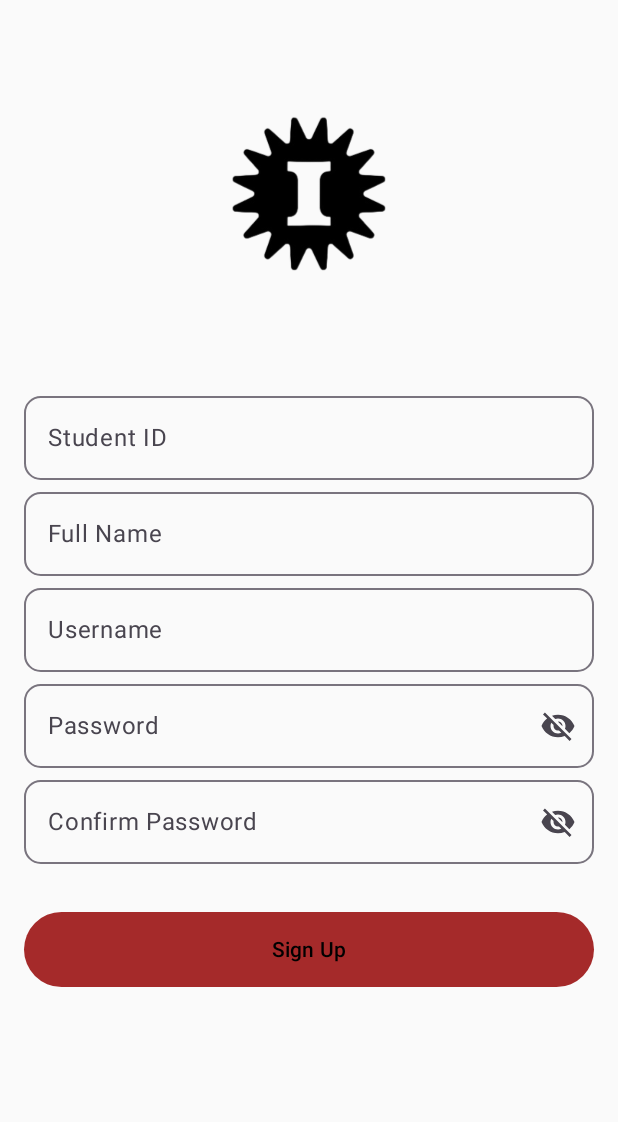
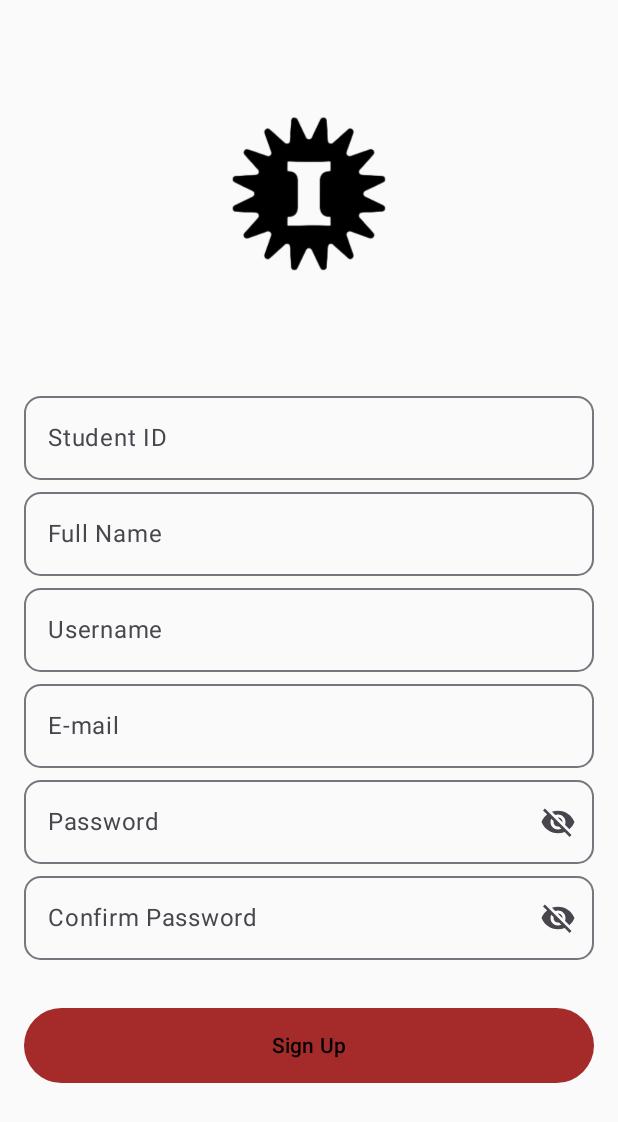
Before and after one commit to Kcrazy75/ProjetoMobile-IADESocial, an Android app built with Jetpack Compose: the SignUpActivity screen opened directly, with no data from a screen before it, after a tap on "Sign Up", on a phone screen of 412 x 824 dp. Shown: the top 1122 px of the screen. Run offline under Robolectric (Android 15) with nearby library versions, the phone set to English and light mode, and no system bars.

Commit message:
Login and Sign-up now work connected to the Server

```diff
--- a/app/src/main/java/com/example/iadesocial/MainActivity.kt
+++ b/app/src/main/java/com/example/iadesocial/MainActivity.kt
@@ -9,7 +9,7 @@ import androidx.compose.runtime.Composable
 import androidx.compose.ui.tooling.preview.Preview
 import com.example.iadesocial.activity.LoginActivity
 import com.example.iadesocial.activity.SignUpActivity
-import com.example.iadesocial.data.models.views.WelcomeView
+import com.example.iadesocial.ui.views.WelcomeView
 
 class MainActivity : ComponentActivity() {
     override fun onCreate(savedInstanceState: Bundle?) {
--- a/app/src/main/java/com/example/iadesocial/activity/LoginActivity.kt
+++ b/app/src/main/java/com/example/iadesocial/activity/LoginActivity.kt
@@ -13,7 +13,7 @@ import androidx.compose.ui.tooling.preview.Preview
 import com.example.iadesocial.MainFeed
 import com.example.iadesocial.api.RetrofitInstance
 import com.example.iadesocial.data.models.entities.User
-import com.example.iadesocial.data.models.views.LoginView
+import com.example.iadesocial.ui.views.LoginView
 import retrofit2.Call
 import retrofit2.Callback
 import retrofit2.Response
@@ -45,7 +45,6 @@ class LoginActivity : ComponentActivity() {
                     Toast.makeText(this@LoginActivity, "Login Failed", Toast.LENGTH_SHORT).show()
                 }
             }
-
             override fun onFailure(call: Call<User>, t: Throwable) {
                 Log.d("LoginActivity", "Network error: ${t.message}")
                 Toast.makeText(this@LoginActivity, "Network Error: ${t.message}", Toast.LENGTH_LONG).show()
--- a/app/src/main/java/com/example/iadesocial/api/ApiService.kt
+++ b/app/src/main/java/com/example/iadesocial/api/ApiService.kt
@@ -10,6 +10,7 @@ import retrofit2.Call
 import retrofit2.http.*
 
 interface ApiService {
+    //Login and Sign-up
     @POST("users/login")
     fun loginUser(@Query("username") username: String, @Query("password") password: String): Call<User>
 
--- a/app/src/main/java/com/example/iadesocial/data/models/UserViewModel.kt
+++ /dev/null
@@ -1,28 +0,0 @@
-package com.example.iadesocial.data.models
-
-import androidx.lifecycle.ViewModel
-import androidx.lifecycle.viewModelScope
-import com.example.iadesocial.api.RetrofitInstance
-import com.example.iadesocial.data.models.entities.User
-import kotlinx.coroutines.Dispatchers
-import kotlinx.coroutines.launch
-import kotlinx.coroutines.withContext
-import retrofit2.Response
-
-class UserViewModel : ViewModel() {
-    fun loginUser(username: String, password: String, onResult: (Response<User>?) -> Unit) {
-        viewModelScope.launch {
-            val response = withContext(Dispatchers.IO) {
-                RetrofitInstance.apiService.loginUser(username, password).execute() }
-            onResult(response)
-        }
-    }
-
-    fun signUpUser(user: User, onResult: (Response<User>?) -> Unit) {
-        viewModelScope.launch {
-            val response = withContext(Dispatchers.IO) {
-                RetrofitInstance.apiService.signUpUser(user).execute() }
-            onResult(response)
-        }
-    }
-}
--- a/app/src/main/java/com/example/iadesocial/data/models/entities/Comment.kt
+++ b/app/src/main/java/com/example/iadesocial/data/models/entities/Comment.kt
@@ -1,7 +1,7 @@
 package com.example.iadesocial.data.models.entities
 
 data class Comment(
-    val commentID: Int,
+    val commentID: Int? = null,
     val post: Post,
     val profile: Profile,
     val content: String,
--- a/app/src/main/java/com/example/iadesocial/data/models/entities/Follower.kt
+++ b/app/src/main/java/com/example/iadesocial/data/models/entities/Follower.kt
@@ -1,7 +1,7 @@
 package com.example.iadesocial.data.models.entities
 
 data class Follower(
-    val followerID: Int,
+    val followerID: Int? = null,
     val profile: Profile,
     val followerProfile: Profile
 )
--- a/app/src/main/java/com/example/iadesocial/data/models/entities/Like.kt
+++ b/app/src/main/java/com/example/iadesocial/data/models/entities/Like.kt
@@ -1,7 +1,7 @@
 package com.example.iadesocial.data.models.entities
 
 data class Like(
-    val likeID: Int,
+    val likeID: Int? = null,
     val profile: Profile,
     val post: Post?,
     val comment: Comment?
--- a/app/src/main/java/com/example/iadesocial/data/models/entities/Post.kt
+++ b/app/src/main/java/com/example/iadesocial/data/models/entities/Post.kt
@@ -1,7 +1,7 @@
 package com.example.iadesocial.data.models.entities
 
 data class Post(
-    val postID: Int,
+    val postID: Int? = null,
     val profile: Profile,
     val picture: String,
     val content: String,
--- a/app/src/main/java/com/example/iadesocial/data/models/entities/Profile.kt
+++ b/app/src/main/java/com/example/iadesocial/data/models/entities/Profile.kt
@@ -1,7 +1,7 @@
 package com.example.iadesocial.data.models.entities
 
 data class Profile(
-    val profileID: Int,
+    val profileID: Int? = null,
     val name: String,
     val bio: String,
     val profilePicture: String,
--- a/app/src/main/java/com/example/iadesocial/data/models/entities/User.kt
+++ b/app/src/main/java/com/example/iadesocial/data/models/entities/User.kt
@@ -1,7 +1,7 @@
 package com.example.iadesocial.data.models.entities
 
 data class User(
-    val userID: Int,
+    val userID: Int? = null,
     val username: String,
     val email: String,
     val password: String,
--- a/app/src/main/java/com/example/iadesocial/data/models/views/SignUpView.kt
+++ b/app/src/main/java/com/example/iadesocial/ui/views/LoginView.kt
@@ -1,5 +1,6 @@
-package com.example.iadesocial.data.models.views
+package com.example.iadesocial.ui.views
 
+import android.widget.Toast
 import androidx.compose.foundation.Image
 import androidx.compose.foundation.layout.Arrangement
 import androidx.compose.foundation.layout.Column
@@ -20,6 +21,7 @@ import androidx.compose.material3.Icon
 import androidx.compose.material3.IconButton
 import androidx.compose.material3.OutlinedTextField
 import androidx.compose.material3.Text
+import androidx.compose.material3.TextButton
 import androidx.compose.runtime.Composable
 import androidx.compose.runtime.getValue
 import androidx.compose.runtime.mutableStateOf
@@ -28,41 +30,30 @@ import androidx.compose.runtime.setValue
 import androidx.compose.ui.Alignment
 import androidx.compose.ui.Modifier
 import androidx.compose.ui.graphics.Color
+import androidx.compose.ui.platform.LocalContext
 import androidx.compose.ui.res.painterResource
+import androidx.compose.ui.text.SpanStyle
+import androidx.compose.ui.text.buildAnnotatedString
 import androidx.compose.ui.text.input.KeyboardType
 import androidx.compose.ui.text.input.PasswordVisualTransformation
 import androidx.compose.ui.text.input.VisualTransformation
+import androidx.compose.ui.text.withStyle
 import androidx.compose.ui.tooling.preview.Preview
 import androidx.compose.ui.unit.dp
-import androidx.compose.runtime.livedata.observeAsState
-import androidx.compose.runtime.mutableIntStateOf
 import com.example.iadesocial.R
-import com.example.iadesocial.data.models.UserViewModel
-import com.example.iadesocial.data.models.entities.Profile
-import com.example.iadesocial.data.models.entities.User
 
 @Preview(showBackground = true)
 @Composable
-fun SignUpScreenPreview(){
-    SignUpView(onSignUpClick = {})
+fun LoginScreenPreview(){
+    LoginView(onLoginClick = {_,_ -> })
 }
 
 @Composable
-fun SignUpView(onSignUpClick: (User) -> Unit) {
+fun LoginView(onLoginClick: (String, String) -> Unit) {
     var username by remember { mutableStateOf("") }
     var password by remember { mutableStateOf("") }
-    var name by remember { mutableStateOf("") }
-    var studentID by remember { mutableIntStateOf(0) }
-    val studentid = ""
-
-    val email by remember { mutableStateOf("") }
-    val bio by remember { mutableStateOf("") }
-    val profilePicture by remember { mutableStateOf("") }
-
     var showPassword by remember { mutableStateOf(value = false) }
-
-    var passwordC by remember { mutableStateOf("") }
-    var showPasswordC by remember { mutableStateOf(value = false) }
+    val context = LocalContext.current
 
     Column(
         modifier = Modifier
@@ -71,36 +62,15 @@ fun SignUpView(onSignUpClick: (User) -> Unit) {
         horizontalAlignment = Alignment.CenterHorizontally,
         verticalArrangement = Arrangement.Top
     ) {
+        Spacer(modifier = Modifier.height(70.dp))
         Image(
             painter = painterResource(R.drawable.ic_applogo),
             contentDescription = null,
             modifier = Modifier.size(240.dp)
         )
+
         //Spacer(modifier = Modifier.height(32.dp))
 
-        OutlinedTextField(
-            modifier = Modifier
-                .fillMaxWidth(),
-            value = studentid,
-            onValueChange = { studentID = it.toInt() },
-            singleLine = true,
-            label = { Text(text = "Student ID") },
-            placeholder = { Text(text = "Type Student ID Here") },
-            shape = RoundedCornerShape(percent = 20),
-            keyboardOptions = KeyboardOptions(keyboardType = KeyboardType.Text)
-        )
-
-        OutlinedTextField(
-            modifier = Modifier
-                .fillMaxWidth(),
-            value = name,
-            onValueChange = { newText -> name = newText },
-            singleLine = true,
-            label = { Text(text = "Full Name") },
-            placeholder = { Text(text = "Type Name here") },
-            shape = RoundedCornerShape(percent = 20),
-            keyboardOptions = KeyboardOptions(keyboardType = KeyboardType.Text)
-        )
         OutlinedTextField(
             modifier = Modifier
                 .fillMaxWidth(),
@@ -108,10 +78,13 @@ fun SignUpView(onSignUpClick: (User) -> Unit) {
             onValueChange = { newText -> username = newText },
             singleLine = true,
             label = { Text(text = "Username") },
-            placeholder = { Text(text = "Type Username here") },
+            placeholder = { Text(text = "Type username here") },
             shape = RoundedCornerShape(percent = 20),
             keyboardOptions = KeyboardOptions(keyboardType = KeyboardType.Text)
         )
+
+        //Spacer(modifier = Modifier.height(16.dp))
+
         OutlinedTextField(
             modifier = Modifier
                 .fillMaxWidth(),
@@ -144,75 +117,39 @@ fun SignUpView(onSignUpClick: (User) -> Unit) {
                 }
             }
         )
-        OutlinedTextField(
-            modifier = Modifier
-                .fillMaxWidth(),
-            value = passwordC,
-            onValueChange = { newText -> passwordC = newText },
-            singleLine = true,
-            label = { Text(text = "Confirm Password") },
-            placeholder = { Text(text = "Type password here") },
-            shape = RoundedCornerShape(percent = 20),
-            visualTransformation = if (showPasswordC) {
-                VisualTransformation.None
-            } else { PasswordVisualTransformation() },
-            keyboardOptions = KeyboardOptions(keyboardType = KeyboardType.Password),
-            trailingIcon = {
-                if (showPasswordC) {
-                    IconButton(onClick = { showPasswordC = false }) {
-                        Icon(
-                            imageVector = Icons.Filled.Visibility,
-                            contentDescription = "show_password"
-                        )
-                    }
-                } else {
-                    IconButton(
-                        onClick = { showPasswordC = true }) {
-                        Icon(
-                            imageVector = Icons.Filled.VisibilityOff,
-                            contentDescription = "hide_password"
-                        )
-                    }
-                }
-            }
-        )
 
         Spacer(modifier = Modifier.height(32.dp))
 
         Button(
             onClick = {
-                val user = User(
-                    userID = 0,
-                    username = username,
-                    email = email,
-                    password = password,
-                    name = name,
-                    studentID = studentID,
-                    profile = Profile(
-                        profileID = 0,
-                        name = name,
-                        bio = bio,
-                        profilePicture = profilePicture,
-                        posts = emptyList(),
-                        comments = emptyList(),
-                        followers = emptyList(),
-                        following = emptyList(),
-                    )
-                )
-                onSignUpClick(user)
-            },
+                if (username.isNotEmpty() && password.isNotEmpty()) {
+                    onLoginClick(username, password)
+                } else { Toast.makeText( context, "Please enter all fields", Toast.LENGTH_SHORT ).show() } },
             colors = ButtonColors(
                 containerColor = Color(0xFFA52A2A),
                 contentColor = Color.Black,
                 disabledContainerColor = Color.Gray,
-                disabledContentColor = Color.Black),
-
+                disabledContentColor = Color.Black
+            ),
             modifier = Modifier
                 .fillMaxWidth()
                 .padding(bottom = 8.dp)
                 .height(50.dp)
         ) {
-            Text("Sign Up")
+            Text("Login")
+        }
+
+        TextButton(
+            onClick = { /* navController.navigate("forgotpassword") */ },
+            modifier = Modifier.align(Alignment.CenterHorizontally)
+        ) {
+            Text(
+                buildAnnotatedString {
+                    withStyle(SpanStyle(Color.Black)){ append("Forgot Password? ")}
+                    withStyle(SpanStyle(Color.Blue)){append("Click Here!")}
+                    //append("Click Here!")
+                }
+            )
         }
     }
 }
--- /dev/null
+++ b/app/src/main/java/com/example/iadesocial/ui/views/SignUpView.kt
@@ -0,0 +1,238 @@
+package com.example.iadesocial.ui.views
+
+import android.widget.Toast
+import androidx.compose.foundation.Image
+import androidx.compose.foundation.layout.Arrangement
+import androidx.compose.foundation.layout.Column
+import androidx.compose.foundation.layout.Spacer
+import androidx.compose.foundation.layout.fillMaxSize
+import androidx.compose.foundation.layout.fillMaxWidth
+import androidx.compose.foundation.layout.height
+import androidx.compose.foundation.layout.padding
+import androidx.compose.foundation.layout.size
+import androidx.compose.foundation.shape.RoundedCornerShape
+import androidx.compose.foundation.text.KeyboardOptions
+import androidx.compose.material.icons.Icons
+import androidx.compose.material.icons.filled.Visibility
+import androidx.compose.material.icons.filled.VisibilityOff
+import androidx.compose.material3.Button
+import androidx.compose.material3.ButtonColors
+import androidx.compose.material3.Icon
+import androidx.compose.material3.IconButton
+import androidx.compose.material3.OutlinedTextField
+import androidx.compose.material3.Text
+import androidx.compose.runtime.Composable
+import androidx.compose.runtime.getValue
+import androidx.compose.runtime.mutableStateOf
+import androidx.compose.runtime.remember
+import androidx.compose.runtime.setValue
+import androidx.compose.ui.Alignment
+import androidx.compose.ui.Modifier
+import androidx.compose.ui.graphics.Color
+import androidx.compose.ui.res.painterResource
+import androidx.compose.ui.text.input.KeyboardType
+import androidx.compose.ui.text.input.PasswordVisualTransformation
+import androidx.compose.ui.text.input.VisualTransformation
+import androidx.compose.ui.tooling.preview.Preview
+import androidx.compose.ui.unit.dp
+import androidx.compose.ui.platform.LocalContext
+import com.example.iadesocial.R
+import com.example.iadesocial.data.models.entities.Profile
+import com.example.iadesocial.data.models.entities.User
+
+@Preview(showBackground = true)
+@Composable
+fun SignUpScreenPreview(){
+    SignUpView(onSignUpClick = {})
+}
+
+@Composable
+fun SignUpView(onSignUpClick: (User) -> Unit) {
+    var username by remember { mutableStateOf("") }
+    var password by remember { mutableStateOf("") }
+    var name by remember { mutableStateOf("") }
+    var studentID by remember { mutableStateOf("") }
+
+    var email by remember { mutableStateOf("") }
+    val bio by remember { mutableStateOf("") }
+    val profilePicture by remember { mutableStateOf("") }
+
+    var showPassword by remember { mutableStateOf(value = false) }
+    var passwordC by remember { mutableStateOf("") }
+    var showPasswordC by remember { mutableStateOf(value = false) }
+    val context = LocalContext.current
+
+    Column(
+        modifier = Modifier
+            .fillMaxSize()
+            .padding(16.dp),
+        horizontalAlignment = Alignment.CenterHorizontally,
+        verticalArrangement = Arrangement.Top
+    ) {
+        Image(
+            painter = painterResource(R.drawable.ic_applogo),
+            contentDescription = null,
+            modifier = Modifier.size(240.dp)
+        )
+        //Spacer(modifier = Modifier.height(32.dp))
+
+        OutlinedTextField(
+            modifier = Modifier
+                .fillMaxWidth(),
+            value = studentID,
+            onValueChange = { studentID = it },
+            singleLine = true,
+            label = { Text(text = "Student ID") },
+            placeholder = { Text(text = "Type Student ID Here") },
+            shape = RoundedCornerShape(percent = 20),
+            keyboardOptions = KeyboardOptions(keyboardType = KeyboardType.Text)
+        )
+
+        OutlinedTextField(
+            modifier = Modifier
+                .fillMaxWidth(),
+            value = name,
+            onValueChange = { newText -> name = newText },
+            singleLine = true,
+            label = { Text(text = "Full Name") },
+            placeholder = { Text(text = "Type Name here") },
+            shape = RoundedCornerShape(percent = 20),
+            keyboardOptions = KeyboardOptions(keyboardType = KeyboardType.Text)
+        )
+
+        OutlinedTextField(
+            modifier = Modifier
+                .fillMaxWidth(),
+            value = username,
+            onValueChange = { newText -> username = newText },
+            singleLine = true,
+            label = { Text(text = "Username") },
+            placeholder = { Text(text = "Type Username here") },
+            shape = RoundedCornerShape(percent = 20),
+            keyboardOptions = KeyboardOptions(keyboardType = KeyboardType.Text)
+        )
+
+        OutlinedTextField(
+            modifier = Modifier
+                .fillMaxWidth(),
+            value = email,
+            onValueChange = { newText -> email = newText },
+            singleLine = true,
+            label = { Text(text = "E-mail") },
+            placeholder = { Text(text = "Type E-mail here") },
+            shape = RoundedCornerShape(percent = 20),
+            keyboardOptions = KeyboardOptions(keyboardType = KeyboardType.Text)
+        )
+
+        OutlinedTextField(
+            modifier = Modifier
+                .fillMaxWidth(),
+            value = password,
+            onValueChange = { newText -> password = newText },
+            singleLine = true,
+            label = { Text(text = "Password") },
+            placeholder = { Text(text = "Type password here") },
+            shape = RoundedCornerShape(percent = 20),
+            visualTransformation = if (showPassword) {
+                VisualTransformation.None
+            } else { PasswordVisualTransformation() },
+            keyboardOptions = KeyboardOptions(keyboardType = KeyboardType.Password),
+            trailingIcon = {
+                if (showPassword) {
+                    IconButton(onClick = { showPassword = false }) {
+                        Icon(
+                            imageVector = Icons.Filled.Visibility,
+                            contentDescription = "show_password"
+                        )
+                    }
+                } else {
+                    IconButton(
+                        onClick = { showPassword = true }) {
+                        Icon(
+                            imageVector = Icons.Filled.VisibilityOff,
+                            contentDescription = "hide_password"
+                        )
+                    }
+                }
+            }
+        )
+
+        OutlinedTextField(
+            modifier = Modifier
+                .fillMaxWidth(),
+            value = passwordC,
+            onValueChange = { newText -> passwordC = newText },
+            singleLine = true,
+            label = { Text(text = "Confirm Password") },
+            placeholder = { Text(text = "Type password here") },
+            shape = RoundedCornerShape(percent = 20),
+            visualTransformation = if (showPasswordC) {
+                VisualTransformation.None
+            } else { PasswordVisualTransformation() },
+            keyboardOptions = KeyboardOptions(keyboardType = KeyboardType.Password),
+            trailingIcon = {
+                if (showPasswordC) {
+                    IconButton(onClick = { showPasswordC = false }) {
+                        Icon(
+                            imageVector = Icons.Filled.Visibility,
+                            contentDescription = "show_password"
+                        )
+                    }
+                } else {
+                    IconButton(
+                        onClick = { showPasswordC = true }) {
+                        Icon(
+                            imageVector = Icons.Filled.VisibilityOff,
+                            contentDescription = "hide_password"
+                        )
+                    }
+                }
+            }
+        )
+
+        Spacer(modifier = Modifier.height(32.dp))
+
+        Button(
+            onClick = {
+                if(username.isNotEmpty() &&
+                    name.isNotEmpty() &&
+                    password.isNotEmpty() &&
+                    password == passwordC &&
+                    email.isNotEmpty()
+                ){
+                    val user = User(
+                        username = username,
+                        email = email,
+                        password = password,
+                        name = name,
+                        studentID = studentID.toInt(),
+                        profile = Profile(
+                            name = name,
+                            bio = bio,
+                            profilePicture = profilePicture,
+                            posts = emptyList(),
+                            comments = emptyList(),
+                            followers = emptyList(),
+                            following = emptyList(),
+                        )
+                    )
+                    onSignUpClick(user)
+                } else {
+                    Toast.makeText(context, "Please fill in all fields and ensure passwords match", Toast.LENGTH_SHORT).show()
+                }
+            },
+            colors = ButtonColors(
+                containerColor = Color(0xFFA52A2A),
+                contentColor = Color.Black,
+                disabledContainerColor = Color.Gray,
+                disabledContentColor = Color.Black),
+
+            modifier = Modifier
+                .fillMaxWidth()
+                .padding(bottom = 8.dp)
+                .height(50.dp)
+        ) {
+            Text("Sign Up")
+        }
+    }
+}
--- a/app/src/main/java/com/example/iadesocial/data/models/views/WelcomeView.kt
+++ b/app/src/main/java/com/example/iadesocial/ui/views/WelcomeView.kt
@@ -1,4 +1,4 @@
-package com.example.iadesocial.data.models.views
+package com.example.iadesocial.ui.views
 
 import androidx.compose.foundation.Image
 import androidx.compose.foundation.layout.Arrangement
```
Also changed, not shown: app/src/main/java/com/example/iadesocial/activity/SignUpActivity.kt (+28 -14 lines), app/src/main/java/com/example/iadesocial/data/models/ProfileViewModel.kt (deleted, +0 -14 lines), app/src/main/java/com/example/iadesocial/data/models/views/LoginView.kt (deleted, +0 -155 lines).
